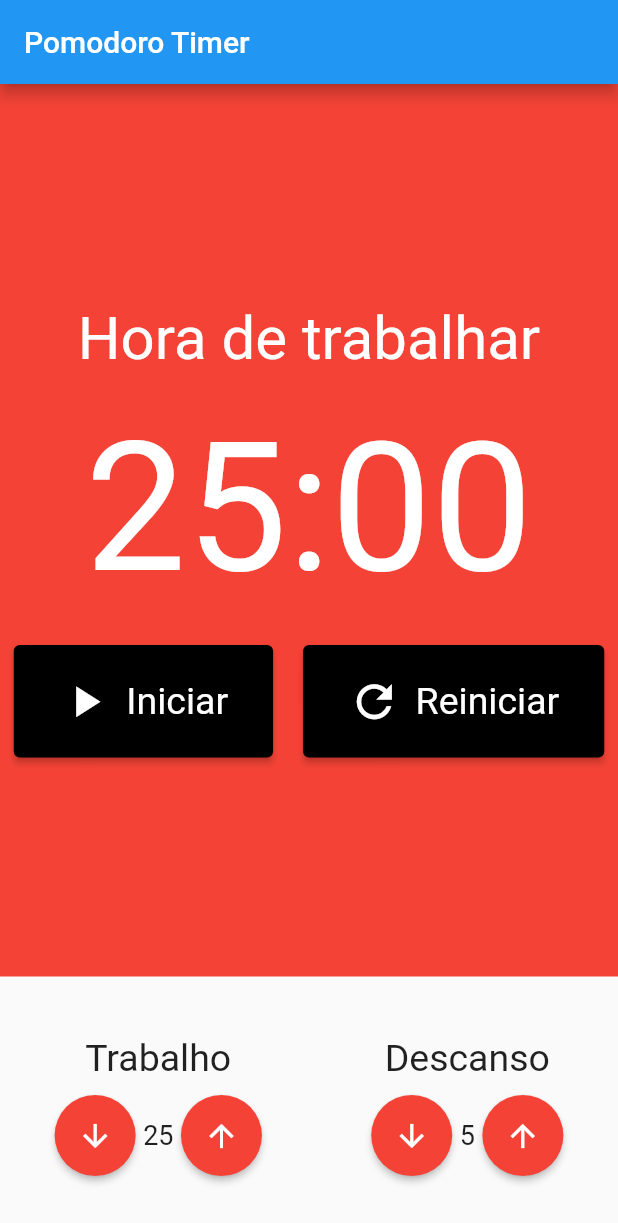
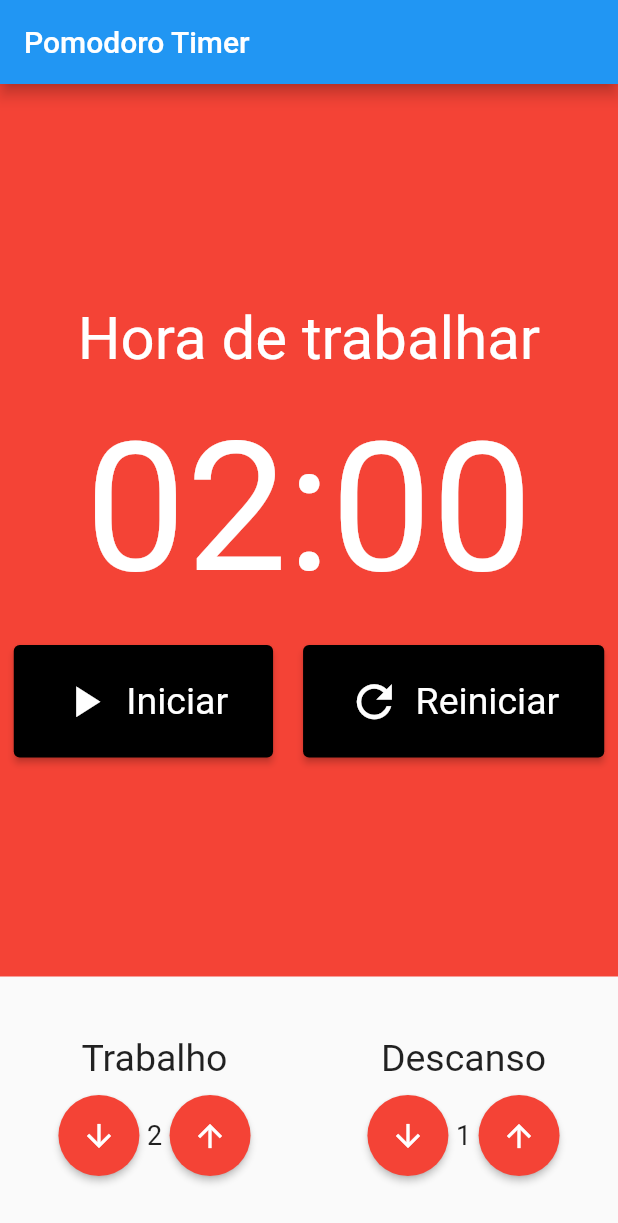
Before and after one commit to eududalim/pomodoro-mobx, a Flutter app: the screen it shows after launch, on a phone screen of 412 x 824 dp. Shown: the top 1223 px of the screen. Run offline on Flutter 3.47's test engine with Material 2 defaults, Android fonts, the phone set to English and light mode, and no system bars; our stand-ins replace flutter_mobx, mobx; generated files the repository leaves out were written again.

Commit message:
Criando e implementando pomodoro_store

```diff
--- a/pomodoro_mobx/lib/components/cronometro.dart
+++ b/pomodoro_mobx/lib/components/cronometro.dart
@@ -1,49 +1,70 @@
 import 'package:flutter/material.dart';
+import 'package:flutter_mobx/flutter_mobx.dart';
 import 'package:pomodoro_mobx/components/cronometro_botao.dart';
+import 'package:pomodoro_mobx/stores/pomodoro_store.dart';
+import 'package:provider/provider.dart';
 
 class Cronometro extends StatelessWidget {
   const Cronometro({Key? key}) : super(key: key);
 
   @override
   Widget build(BuildContext context) {
+    final store = Provider.of<PomodoroStore>(context);
+
     return Container(
       color: Colors.red,
       child: Column(
         mainAxisAlignment: MainAxisAlignment.center,
         crossAxisAlignment: CrossAxisAlignment.center,
         children: [
-          Text(
+          const Text(
             'Hora de trabalhar',
             style: TextStyle(fontSize: 40, color: Colors.white),
           ),
-          SizedBox(
+          const SizedBox(
             height: 20,
           ),
           Text(
-            '25:00',
-            style: TextStyle(fontSize: 120, color: Colors.white),
+            '${store.minutos.toString().padLeft(2, '0')}:${store.segundos.toString().padLeft(2, '0')}',
+            style: const TextStyle(fontSize: 120, color: Colors.white),
           ),
-          SizedBox(
+          const SizedBox(
             height: 20,
           ),
-          Row(
+          Observer(builder: (context) {
+            return Row(
               mainAxisAlignment: MainAxisAlignment.center,
+              // ignore: prefer_const_literals_to_create_immutables
               children: [
+                if (!store.iniciado)
                   Padding(
                     padding: const EdgeInsets.only(right: 10),
-                child: CronometroBotao(text: 'Iniciar', icon: Icons.play_arrow),
+                    child: CronometroBotao(
+                      text: 'Iniciar',
+                      icon: Icons.play_arrow,
+                      click: store.iniciar,
                     ),
-              /*
+                  ),
+                if (store.iniciado)
                   Padding(
-                padding: const EdgeInsets.all(8.0),
-                child: CronometroBotao(text: 'Parar', icon: Icons.stop),
-              ), */
+                    padding: const EdgeInsets.only(right: 10),
+                    child: CronometroBotao(
+                      text: 'Parar',
+                      icon: Icons.stop,
+                      click: store.parar,
+                    ),
+                  ),
                 Padding(
                   padding: const EdgeInsets.only(left: 10),
-                child: CronometroBotao(text: 'Reiniciar', icon: Icons.refresh),
+                  child: CronometroBotao(
+                    text: 'Reiniciar',
+                    icon: Icons.refresh,
+                    click: store.reiniciar,
+                  ),
                 )
               ],
-          )
+            );
+          })
         ],
       ),
     );
--- a/pomodoro_mobx/lib/components/cronometro_botao.dart
+++ b/pomodoro_mobx/lib/components/cronometro_botao.dart
@@ -1,16 +1,18 @@
 import 'package:flutter/material.dart';
 
 class CronometroBotao extends StatelessWidget {
-  const CronometroBotao({Key? key, required this.text, required this.icon})
+  const CronometroBotao(
+      {Key? key, required this.text, required this.icon, this.click})
       : super(key: key);
 
   final String text;
   final IconData icon;
+  final void Function()? click;
 
   @override
   Widget build(BuildContext context) {
     return ElevatedButton(
-      onPressed: () {},
+      onPressed: click,
       child: Row(
         children: [
           Padding(
--- a/pomodoro_mobx/lib/components/entrada_tempo.dart
+++ b/pomodoro_mobx/lib/components/entrada_tempo.dart
@@ -5,10 +5,14 @@ class EntradaTempo extends StatelessWidget {
     Key? key,
     required this.title,
     required this.valor,
+    this.incrementar,
+    this.decrementar,
   }) : super(key: key);
 
   final String title;
   final int valor;
+  final void Function()? incrementar;
+  final void Function()? decrementar;
 
   @override
   Widget build(BuildContext context) {
@@ -24,7 +28,7 @@ class EntradaTempo extends StatelessWidget {
           mainAxisAlignment: MainAxisAlignment.center,
           children: [
             ElevatedButton(
-              onPressed: () {},
+              onPressed: decrementar,
               child: const Icon(
                 Icons.arrow_downward,
                 color: Colors.white,
@@ -39,7 +43,7 @@ class EntradaTempo extends StatelessWidget {
               style: TextStyle(fontSize: 18),
             ),
             ElevatedButton(
-              onPressed: () {},
+              onPressed: incrementar,
               child: const Icon(
                 Icons.arrow_upward,
                 color: Colors.white,
--- a/pomodoro_mobx/lib/main.dart
+++ b/pomodoro_mobx/lib/main.dart
@@ -1,4 +1,6 @@
 import 'package:flutter/material.dart';
+import 'package:pomodoro_mobx/stores/pomodoro_store.dart';
+import 'package:provider/provider.dart';
 
 import 'pages/home_page.dart';
 
@@ -11,12 +13,19 @@ class MyApp extends StatelessWidget {
 
   @override
   Widget build(BuildContext context) {
-    return MaterialApp(
-      title: 'Pomodoro Mobx',
-      theme: ThemeData(
-        primarySwatch: Colors.blue,
+    return MultiProvider(
+      providers: [
+        Provider<PomodoroStore>(
+          create: (_) => PomodoroStore(),
+        )
+      ],
+      child: MaterialApp(
+        title: 'Pomodoro Mobx',
+        theme: ThemeData(
+          primarySwatch: Colors.blue,
+        ),
+        home: HomePage(),
       ),
-      home: HomePage(),
     );
   }
 }
--- a/pomodoro_mobx/lib/pages/home_page.dart
+++ b/pomodoro_mobx/lib/pages/home_page.dart
@@ -1,27 +1,44 @@
 import 'package:flutter/material.dart';
+import 'package:flutter_mobx/flutter_mobx.dart';
 import 'package:pomodoro_mobx/components/cronometro.dart';
 import 'package:pomodoro_mobx/components/entrada_tempo.dart';
+import 'package:pomodoro_mobx/stores/pomodoro_store.dart';
+import 'package:provider/provider.dart';
 
 class HomePage extends StatelessWidget {
   const HomePage({Key? key}) : super(key: key);
 
   @override
   Widget build(BuildContext context) {
+    final store = Provider.of<PomodoroStore>(context);
+
     return Scaffold(
         appBar: AppBar(title: const Text('Pomodoro Timer')),
         body: Column(
           crossAxisAlignment: CrossAxisAlignment.stretch,
           children: [
-            Expanded(child: Cronometro()),
+            const Expanded(child: Cronometro()),
             Padding(
               padding: const EdgeInsets.symmetric(vertical: 40),
-              child: Row(
-                mainAxisAlignment: MainAxisAlignment.spaceAround,
-                children: [
-                  EntradaTempo(title: 'Trabalho', valor: 25),
-                  EntradaTempo(title: 'Descanso', valor: 5),
-                ],
-              ),
+              child: Observer(builder: (context) {
+                return Row(
+                  mainAxisAlignment: MainAxisAlignment.spaceAround,
+                  children: [
+                    EntradaTempo(
+                      title: 'Trabalho',
+                      valor: store.tempoTrabalho,
+                      incrementar: store.incrementarTempoTrabalho,
+                      decrementar: store.decrementarTempoTrabalho,
+                    ),
+                    EntradaTempo(
+                      title: 'Descanso',
+                      valor: store.tempoDescanso,
+                      incrementar: store.incrementarTempoDescanso,
+                      decrementar: store.decrementarTempoDescanso,
+                    ),
+                  ],
+                );
+              }),
             ),
           ],
         ));
--- a/pomodoro_mobx/pubspec.yaml
+++ b/pomodoro_mobx/pubspec.yaml
@@ -34,6 +34,9 @@ dependencies:
   # The following adds the Cupertino Icons font to your application.
   # Use with the CupertinoIcons class for iOS style icons.
   cupertino_icons: ^1.0.2
+  mobx: ^2.0.6+1
+  flutter_mobx: ^2.0.4
+  provider: ^5.0.0
 
 dev_dependencies:
   flutter_test:
@@ -45,6 +48,8 @@ dev_dependencies:
   # package. See that file for information about deactivating specific lint
   # rules and activating additional ones.
   flutter_lints: ^1.0.0
+  mobx_codegen: ^2.0.5+2
+  build_runner: ^2.1.8
 
 # For information on the generic Dart part of this file, see the
 # following page: https://dart.dev/tools/pub/pubspec
```
Also changed, not shown: pomodoro_mobx/lib/stores/pomodoro_store.dart (added, +62 -0 lines), pomodoro_mobx/lib/stores/pomodoro_store.g.dart (added), pomodoro_mobx/pubspec.lock. Lines whose indentation alone changed are shown as unchanged.
